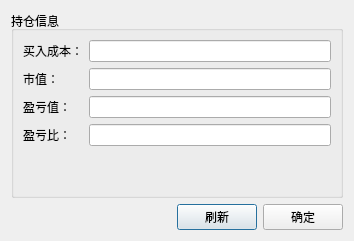
Above: dev/easytrader/positioninfoui.ui from unit-xx/xfiles before the change. Below: the same form after it.
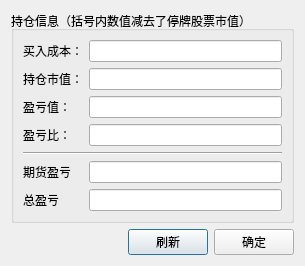
That is the form after the change.

```diff
--- a/dev/easytrader/positioninfoui.ui
+++ b/dev/easytrader/positioninfoui.ui
@@ -6,8 +6,8 @@
    <rect>
     <x>0</x>
     <y>0</y>
-    <width>354</width>
-    <height>241</height>
+    <width>305</width>
+    <height>238</height>
    </rect>
   </property>
   <property name="windowTitle">
@@ -20,12 +20,9 @@
    <item row="0" column="0" colspan="3">
     <widget class="QGroupBox" name="groupBox">
      <property name="title">
-      <string>持仓信息</string>
+      <string>持仓信息（括号内数值减去了停牌股票市值）</string>
      </property>
-     <layout class="QFormLayout" name="formLayout">
-      <property name="fieldGrowthPolicy">
-       <enum>QFormLayout::AllNonFixedFieldsGrow</enum>
-      </property>
+     <layout class="QGridLayout" name="gridLayout_2">
       <item row="0" column="0">
        <widget class="QLabel" name="label_2">
         <property name="text">
@@ -46,7 +43,7 @@
       <item row="1" column="0">
        <widget class="QLabel" name="label_3">
         <property name="text">
-         <string>市值：</string>
+         <string>持仓市值：</string>
         </property>
        </widget>
       </item>
@@ -94,6 +91,47 @@
         </property>
        </widget>
       </item>
+      <item row="4" column="0" colspan="2">
+       <widget class="Line" name="line">
+        <property name="orientation">
+         <enum>Qt::Horizontal</enum>
+        </property>
+       </widget>
+      </item>
+      <item row="5" column="0">
+       <widget class="QLabel" name="label_5">
+        <property name="text">
+         <string>期货盈亏</string>
+        </property>
+       </widget>
+      </item>
+      <item row="5" column="1">
+       <widget class="QLineEdit" name="sigain">
+        <property name="frame">
+         <bool>true</bool>
+        </property>
+        <property name="readOnly">
+         <bool>true</bool>
+        </property>
+       </widget>
+      </item>
+      <item row="6" column="0">
+       <widget class="QLabel" name="label_6">
+        <property name="text">
+         <string>总盈亏</string>
+        </property>
+       </widget>
+      </item>
+      <item row="6" column="1">
+       <widget class="QLineEdit" name="totalgain">
+        <property name="frame">
+         <bool>true</bool>
+        </property>
+        <property name="readOnly">
+         <bool>true</bool>
+        </property>
+       </widget>
+      </item>
      </layout>
     </widget>
    </item>
```
Left out of the diff: 2 changed lines with no effect on the pictures.
